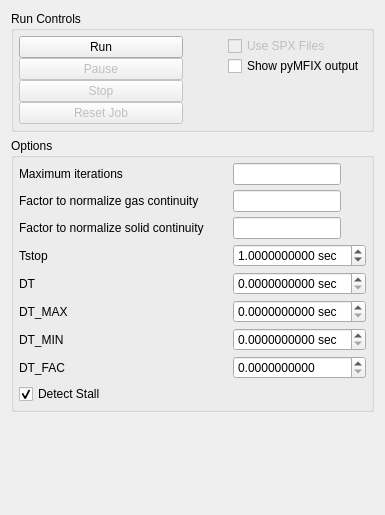
Old version of the form gui/uifiles/run.ui in the repository truongd8593/mfix.
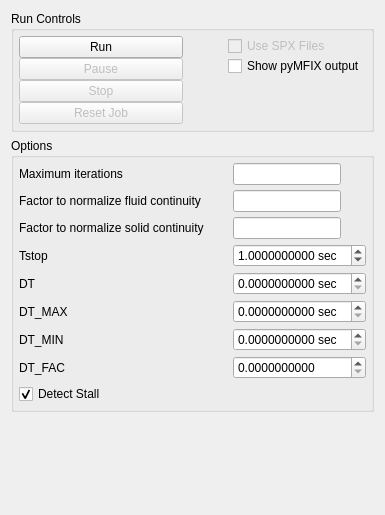
New version of the form. Custom widgets are drawn as their Qt base class.

Commit message: 'gas' -> 'fluid'

```diff
--- a/gui/uifiles/run.ui
+++ b/gui/uifiles/run.ui
@@ -52,7 +52,7 @@
          </sizepolicy>
         </property>
         <property name="text">
-         <string>Factor to normalize gas continuity</string>
+         <string>Factor to normalize fluid continuity</string>
         </property>
        </widget>
       </item>
```
